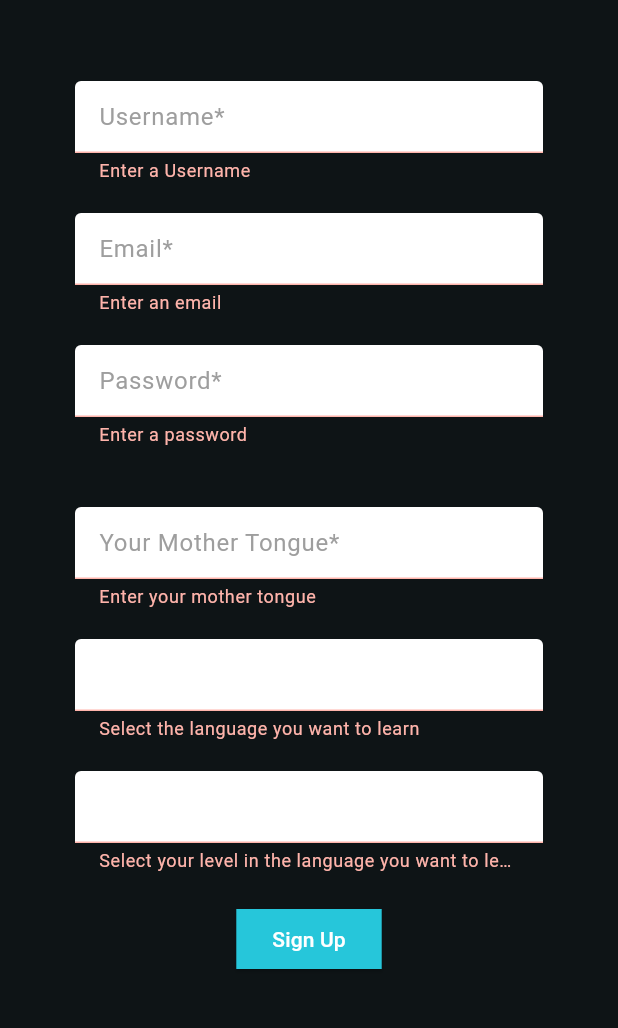
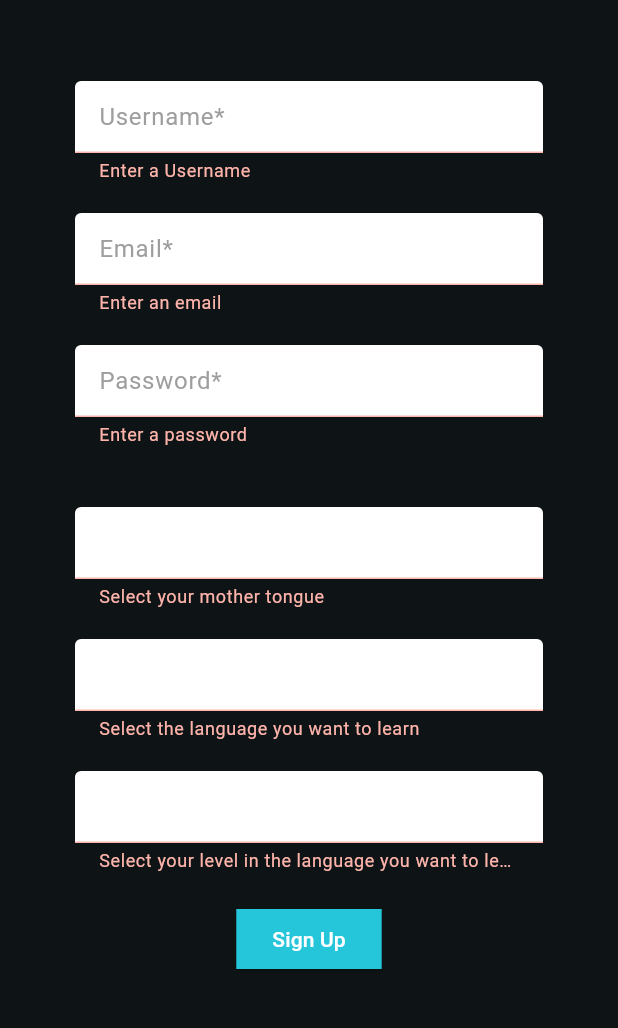
Before and after one commit to Movielingo/movielingo_app, a Flutter app: the SignUp screen opened directly with empty values, after a tap on "Sign Up", on a phone screen of 412 x 824 dp, the part 63-1091 px from its top. Run offline on Flutter 3.47's test engine with Material 3 defaults, Android fonts, the phone set to English and light mode, and no system bars; our stand-ins replace cloud_firestore, firebase_auth, firebase_core, go_router, logger; accounts and stored records are empty.

Commit message:
feat(*): add mothertongues as dropdown list

```diff
--- a/lib/screens/authenticate/sign_up.dart
+++ b/lib/screens/authenticate/sign_up.dart
@@ -87,19 +87,26 @@ class _SignUpState extends State<SignUp> {
               ),
               const SizedBox(height: 20.0),
               const SizedBox(height: 20.0),
-              TextFormField(
+              DropdownButtonFormField<String>(
                 decoration: const InputDecoration(
                   hintText: 'Your Mother Tongue*',
                   hintStyle: TextStyle(color: Colors.grey),
                   fillColor: Colors.white,
                   filled: true,
                 ),
-                  validator: (val) =>
-                      val!.isEmpty ? 'Enter your mother tongue' : null,
-                  style: const TextStyle(color: Colors.black),
-                  onChanged: (val) {
-                    setState(() => motherTongue = val);
-                  }),
+                value: motherTongue.isEmpty ? null : motherTongue,
+                onChanged: (val) => setState(() => motherTongue = val ?? ''),
+                validator: (val) => val == null || val.isEmpty
+                    ? 'Select your mother tongue'
+                    : null,
+                items: ValidationUtils.motherTongues
+                    .map<DropdownMenuItem<String>>((String value) {
+                  return DropdownMenuItem<String>(
+                    value: value,
+                    child: Text(value),
+                  );
+                }).toList(),
+              ),
               const SizedBox(height: 20.0),
               DropdownButtonFormField<String>(
                 decoration: const InputDecoration(
--- a/lib/utils/validation_utils.dart
+++ b/lib/utils/validation_utils.dart
@@ -15,4 +15,37 @@ class ValidationUtils {
     }
     return null;
   }
+
+  static const List<String> motherTongues = [
+    'English',
+    'Mandarin Chinese',
+    'Hindi',
+    'Spanish',
+    'French',
+    'Standard Arabic',
+    'Bengali',
+    'Russian',
+    'Portuguese',
+    'Urdu',
+    'Indonesian',
+    'German',
+    'Japanese',
+    'Swahili',
+    'Marathi',
+    'Telugu',
+    'Turkish',
+    'Tamil',
+    'Vietnamese',
+    'Italian',
+    'Egyptian Arabic',
+    'Hausa',
+    'Thai',
+    'Korean',
+    'Persian',
+    'Gujarati',
+    'Philippine Filipino',
+    'Punjabi',
+    'Polish',
+    'Ukrainian'
+  ];
 }
```
Also changed, not shown: lib/screens/profile/profile.dart (+15 -5 lines). Lines whose indentation alone changed are shown as unchanged.
